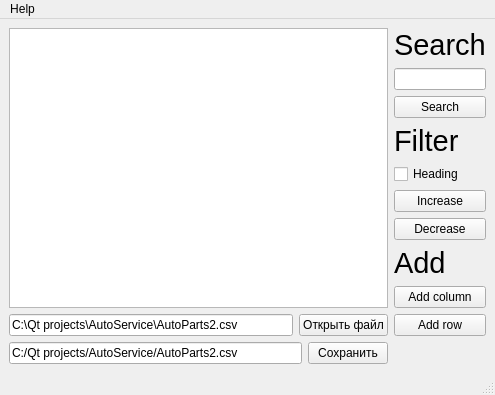
Above: mainwindow.ui from AClockworkParrot/AutoServiceAPP before the change. Below: the same form after it.
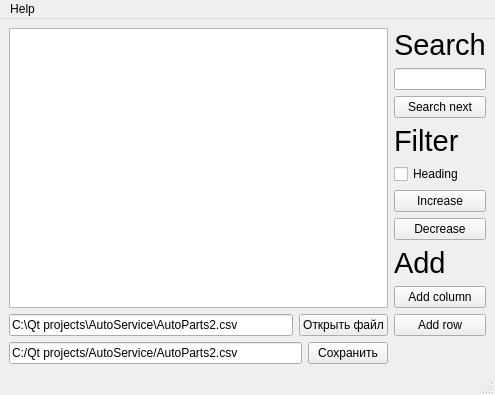
That is the form after the change.

Commit message: Функционал OK; Заголовок Ok но не возвращается в дефолт; не реализован find next

The edit to the form file:
```diff
--- a/mainwindow.ui
+++ b/mainwindow.ui
@@ -120,7 +120,7 @@
         <item>
          <widget class="QPushButton" name="searchButton">
           <property name="text">
-           <string>Search</string>
+           <string>Search next</string>
           </property>
          </widget>
         </item>
```
The commit also changes 5 other files.
